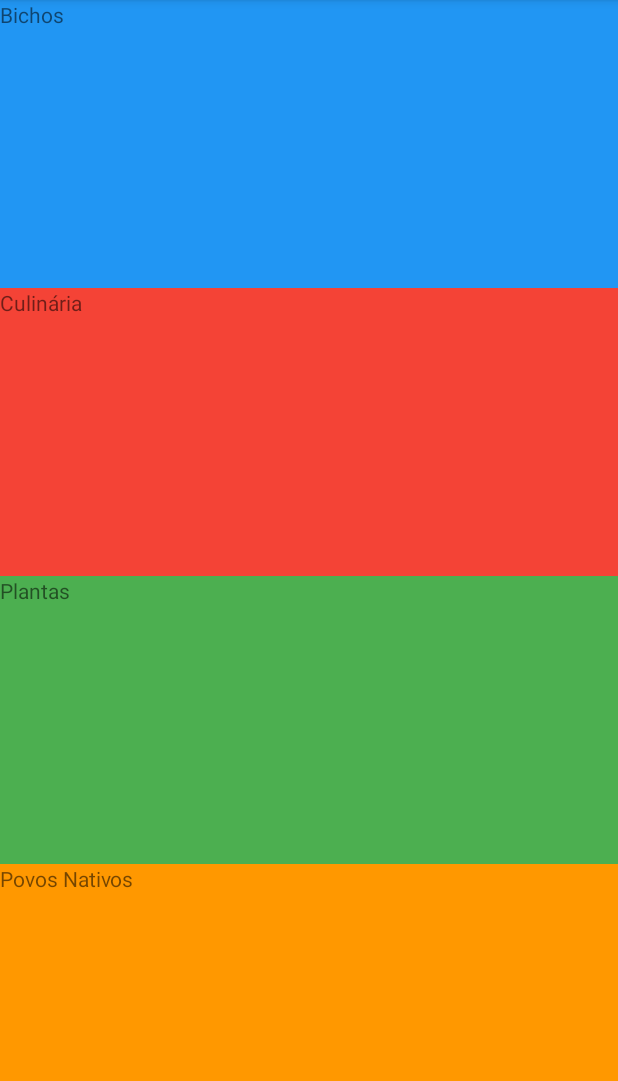
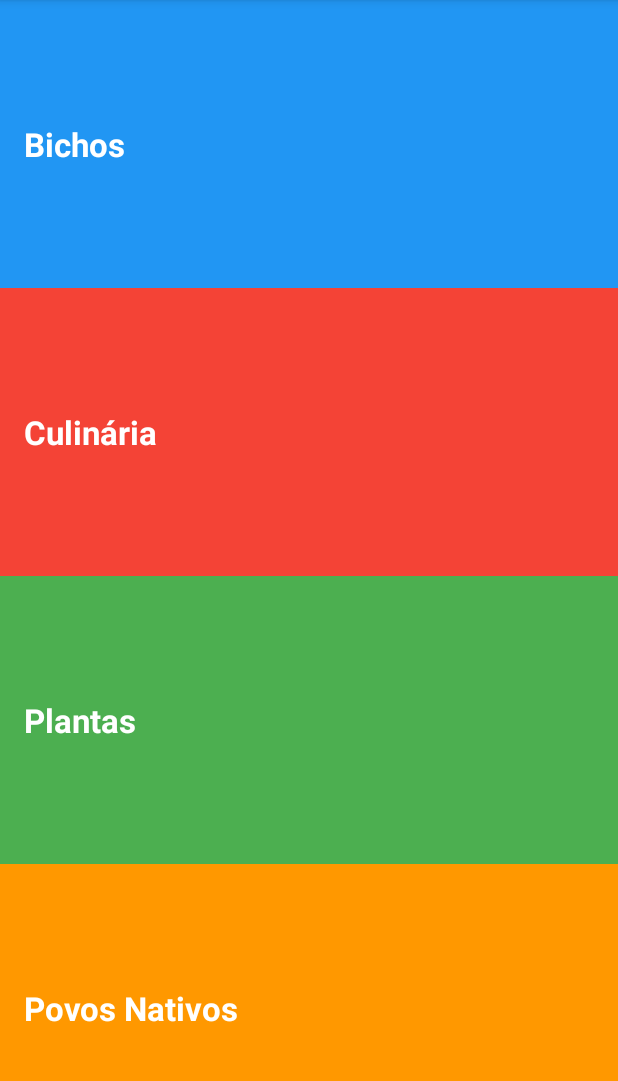
Before and after one commit to RubensZaes/Tupicionario, an Android app: the screen it shows after launch (MainActivity), on a phone screen of 412 x 824 dp, the part 84-1165 px from its top. Run offline under Robolectric (Android 15) with nearby library versions, the phone set to English and light mode, and no system bars.

Commit message:
Criando Estido das Categorias

```diff
--- a/app/src/main/res/layout/activity_main.xml
+++ b/app/src/main/res/layout/activity_main.xml
@@ -9,33 +9,25 @@
 
     <TextView
         android:id="@+id/bichosTextView"
-        android:layout_width="match_parent"
-        android:layout_height="0dp"
-        android:layout_weight="1"
+        style="@style/CategoriaStyle"
         android:text="@string/bichos_categoria"
         android:background="@color/bichos_categoria"/>
 
     <TextView
         android:id="@+id/culinariaTextView"
-        android:layout_width="match_parent"
-        android:layout_height="0dp"
-        android:layout_weight="1"
+        style="@style/CategoriaStyle"
         android:text="@string/culinaria_categoria"
         android:background="@color/culinaria_categoria"/>
 
     <TextView
         android:id="@+id/plantasTextView"
-        android:layout_width="match_parent"
-        android:layout_height="0dp"
-        android:layout_weight="1"
+        style="@style/CategoriaStyle"
         android:text="@string/plantas_categoria"
         android:background="@color/plantas_categoria"/>
 
     <TextView
         android:id="@+id/povosNativosTextView"
-        android:layout_width="match_parent"
-        android:layout_height="0dp"
-        android:layout_weight="1"
+        style="@style/CategoriaStyle"
         android:text="@string/povos_nativos_categoria"
         android:background="@color/povos_nativos_categoria"/>
 
--- a/app/src/main/res/values/styles.xml
+++ b/app/src/main/res/values/styles.xml
@@ -8,4 +8,15 @@
         <item name="colorAccent">@color/colorAccent</item>
     </style>
 
+    <!-- Estilo para as categorias -->
+    <style name="CategoriaStyle">
+        <item name="android:layout_width">match_parent</item>
+        <item name="android:layout_height">0dp</item>
+        <item name="android:layout_weight">1</item>
+        <item name="android:gravity">center_vertical</item>
+        <item name="android:padding">16dp</item>
+        <item name="android:textColor">@android:color/white</item>
+        <item name="android:textStyle">bold</item>
+        <item name="android:textAppearance">?android:textAppearanceLarge</item>
+    </style>
 </resources>
```
